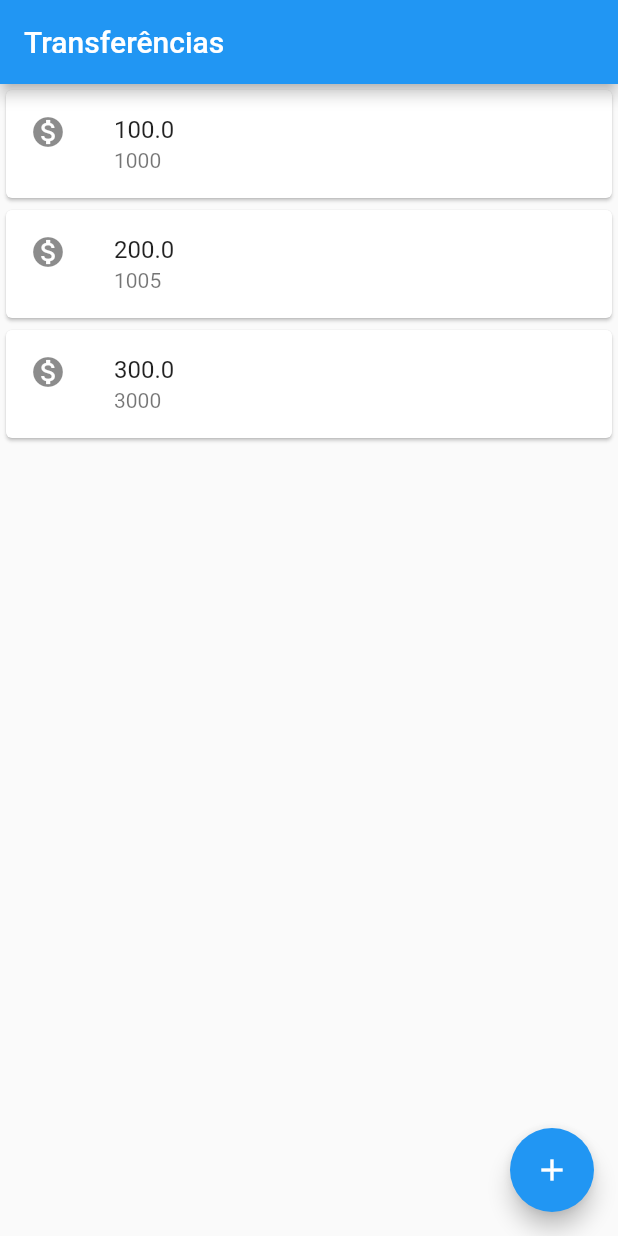
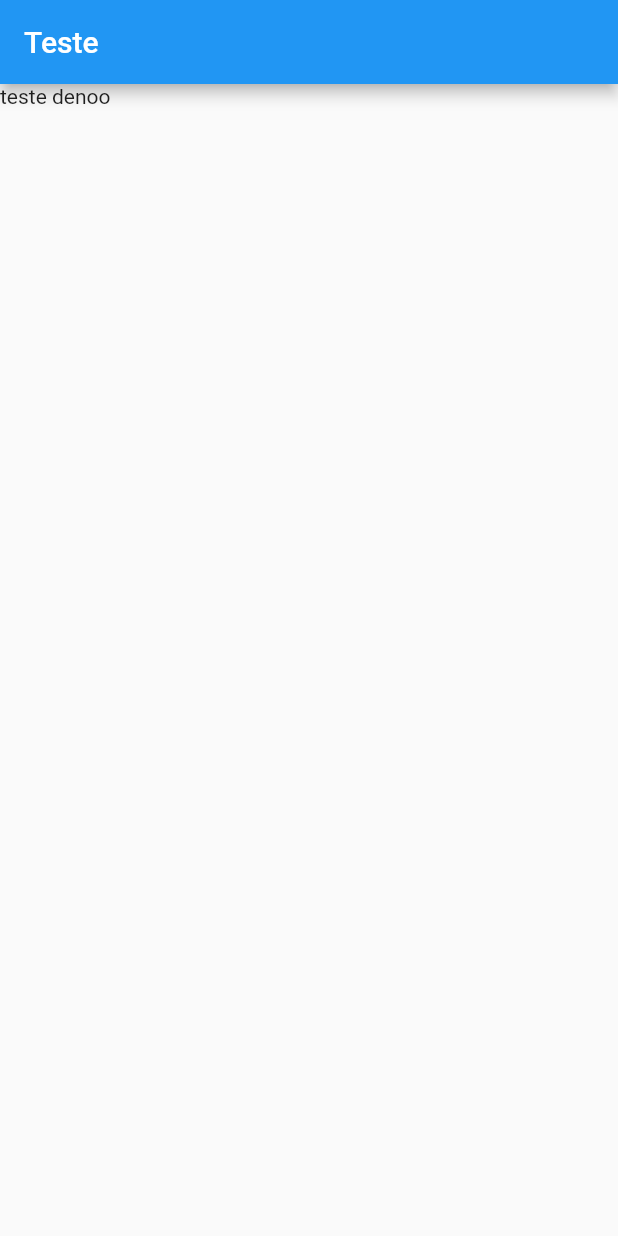
Before and after one commit to dieinimymaganha/course_flutter, a Flutter app: the screen it shows after launch, on a phone screen of 412 x 824 dp. Run offline on Flutter 3.47's test engine with Material 2 defaults, Android fonts, the phone set to English and light mode, and no system bars.

Commit message:
Refatorando mais um pouco e entendendo sobre o hot reload

```diff
--- a/bytebank/lib/main.dart
+++ b/bytebank/lib/main.dart
@@ -1,34 +1,51 @@
 import 'package:flutter/material.dart';
 
-void main() => runApp(MaterialApp(
+void main() => runApp(ByteBankApp());
+
+class ByteBankApp extends StatelessWidget {
+  @override
+  Widget build(BuildContext context) {
+    return MaterialApp(
       home: Scaffold(
-        body: ListaTransferencias(),
+        body: FormularioTransferencia(),
+      ),
+    );
+  }
+}
+
+class FormularioTransferencia extends StatelessWidget {
+  @override
+  Widget build(BuildContext context) {
+    return Scaffold(
         appBar: AppBar(
-          title: Text("Transferências"),
+          title: Text("Teste"),
         ),
-        floatingActionButton: FloatingActionButton(
-          child: Icon(Icons.add),
-        ),
-      ),
-    ));
+        body: Text('teste denoo'));
+  }
+}
 
 class ListaTransferencias extends StatelessWidget {
   @override
   Widget build(BuildContext context) {
-    return Column(
-      children: <Widget>[
-        ItemTransferencia(Transferencia(100.0, 1000)),
-        ItemTransferencia(Transferencia(200.0, 1005)),
-        ItemTransferencia(Transferencia(300.0, 3000)),
-
-
-      ],
+    return Scaffold(
+      appBar: AppBar(
+        title: Text("Transferências"),
+      ),
+      body: Column(
+        children: <Widget>[
+          ItemTransferencia(Transferencia(100.0, 1000)),
+          ItemTransferencia(Transferencia(200.0, 1005)),
+          ItemTransferencia(Transferencia(300.0, 3000)),
+        ],
+      ),
+      floatingActionButton: FloatingActionButton(
+        child: Icon(Icons.add),
+      ),
     );
   }
 }
 
 class ItemTransferencia extends StatelessWidget {
-
   final Transferencia _transferencia;
 
   ItemTransferencia(this._transferencia);
@@ -48,5 +65,6 @@ class ItemTransferencia extends StatelessWidget {
 class Transferencia {
   final double valor;
   final int numeroConta;
+
   Transferencia(this.valor, this.numeroConta);
 }
```
